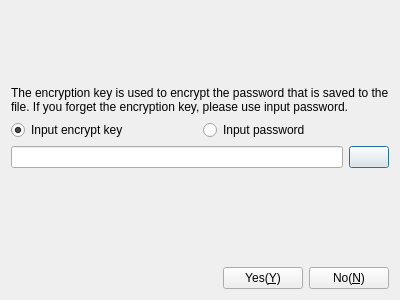
KangLin/RabbitRemoteControl, file Src/DlgInputPassword.ui: the form before one commit.
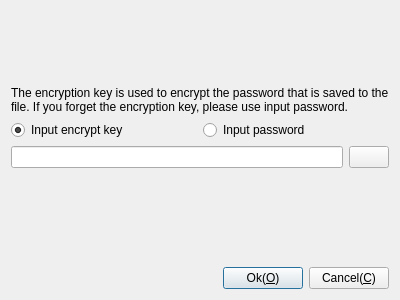
The form after the commit. Icons and pictures are not drawn.

```diff
--- a/Src/DlgInputPassword.ui
+++ b/Src/DlgInputPassword.ui
@@ -119,14 +119,17 @@
      <item>
       <widget class="QPushButton" name="pbYes">
        <property name="text">
-        <string>Yes(&amp;Y)</string>
+        <string>Ok(&amp;O)</string>
+       </property>
+       <property name="default">
+        <bool>true</bool>
        </property>
       </widget>
      </item>
      <item>
       <widget class="QPushButton" name="pbNo">
        <property name="text">
-        <string>No(&amp;N)</string>
+        <string>Cancel(&amp;C)</string>
        </property>
       </widget>
      </item>
```
